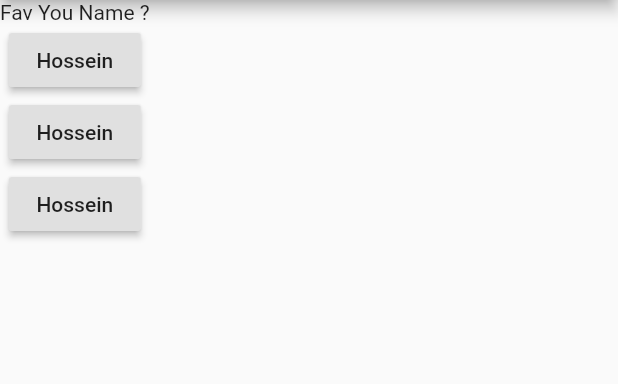
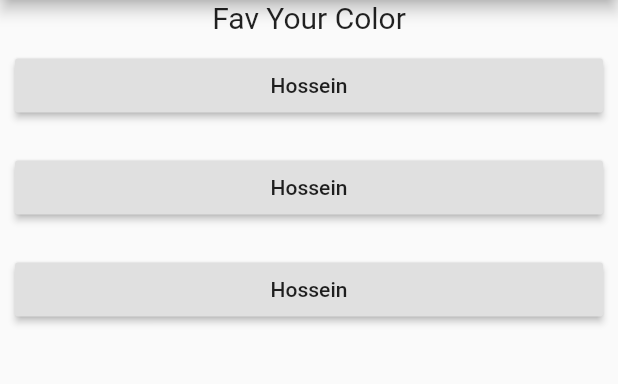
Before and after one commit to rahmatei/Flutter_QuizApp, a Flutter app: the screen it shows after launch, after a tap on "Hossein", on a phone screen of 412 x 824 dp, the part 84-468 px from its top. Run offline on Flutter 3.47's test engine with Material 2 defaults, Android fonts, the phone set to English and light mode, and no system bars.

```diff
--- /dev/null
+++ b/lib/Answer.dart
@@ -0,0 +1,17 @@
+import 'package:flutter/material.dart';
+
+class Answer extends StatelessWidget {
+  final VoidCallback? answerFunction;
+  Answer({this.answerFunction});
+
+  @override
+  Widget build(BuildContext context) {
+    return Container(
+        width: double.infinity,
+        margin: EdgeInsets.all(10),
+        child: RaisedButton(
+          child: const Text('Hossein'),
+          onPressed: answerFunction,
+        ));
+  }
+}
--- a/lib/main.dart
+++ b/lib/main.dart
@@ -1,39 +1,53 @@
 import 'package:flutter/material.dart';
+import 'Question.dart';
+import 'Answer.dart';
 
 void main() {
   runApp(MyApp());
 }
 
-class MyApp extends StatelessWidget {
-  int questionIndex=0;
-  // This widget is the root of your application.
-  List<String> question=['Fav You Name ?','Fav Your Color'];
+class MyApp extends StatefulWidget {
+  @override
+  _MyAppState createState() => _MyAppState();
+}
 
-  void answerQuestion(){
-    questionIndex=questionIndex+1;
-    print(questionIndex);
+class _MyAppState extends State<MyApp> {
+  int _questionIndex = 0;
+
+  List<String> question = ['Fav You Name ?', 'Fav Your Color'];
+
+  void answerQuestion() {
+    setState(() {
+      _questionIndex = _questionIndex + 1;
+    });
+    print(_questionIndex);
   }
+
   @override
   Widget build(BuildContext context) {
     return MaterialApp(
-      home:Scaffold(
+        home: Scaffold(
       appBar: AppBar(
         title: const Text('Quiz APP'),
       ),
       body: SafeArea(
         child: Column(
           children: [
-             Text(question[questionIndex]),
-             RaisedButton(child: const Text('Hossein'),onPressed: answerQuestion,),
-             RaisedButton(child: const Text('Hossein'),onPressed: ()=>print('Answer Chosen')),
-             RaisedButton(child: const Text('Hossein'),onPressed: (){
-               //...
-               print('Answer Chosen');
-             },)
+            Question(question: question[_questionIndex]),
+            // ignore: deprecated_member_use
+            Answer(
+              answerFunction: answerQuestion,
+            ),
+            // ignore: deprecated_member_use
+            Answer(
+              answerFunction: answerQuestion,
+            ),
+            Answer(
+              answerFunction: answerQuestion,
+            ),
           ],
         ),
       ),
-      )
-    );
+    ));
   }
 }
```
Also changed, not shown: pubspec.lock. Lines whose indentation alone changed are shown as unchanged.
